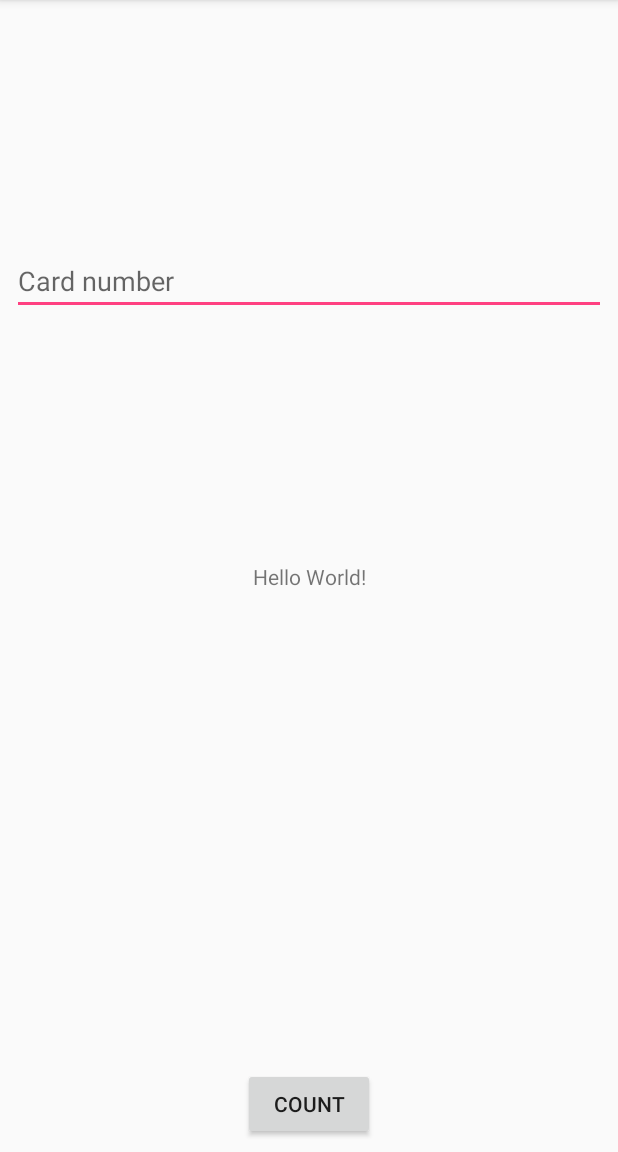
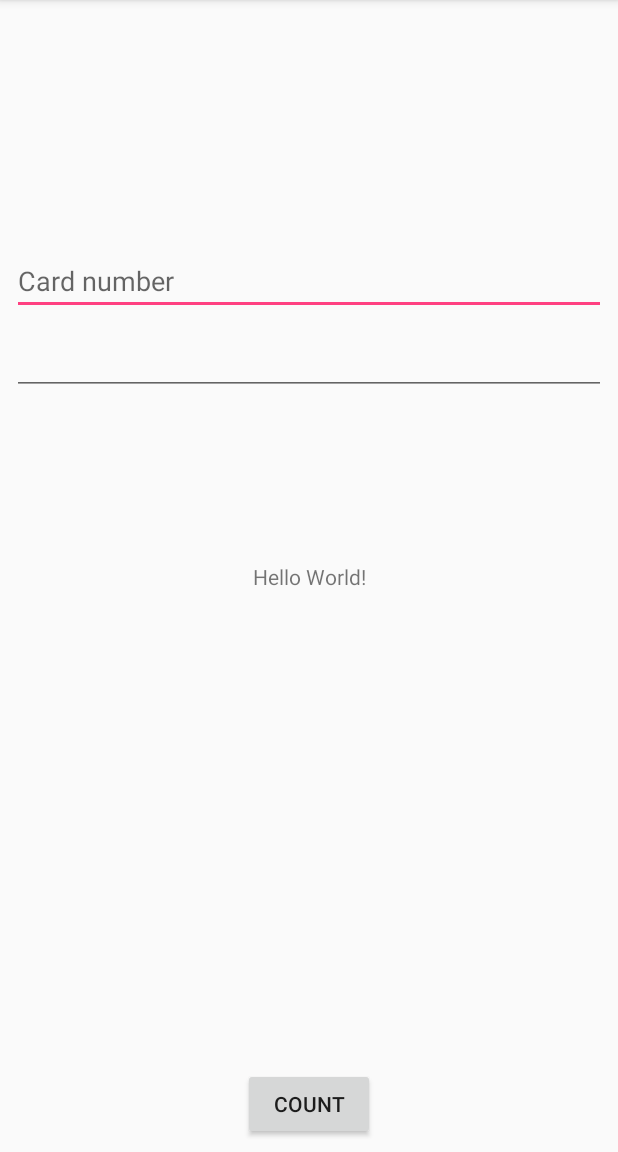
Before and after one commit to ratanoff/BindView, an Android app: the screen it shows after launch (MainActivity), on a phone screen of 412 x 824 dp, the part 84-1236 px from its top. Run offline under Robolectric (Android 15) with nearby library versions, the phone set to English and light mode, and no system bars; 4 statements that could not run were skipped.

```diff
--- a/app/src/main/java/ru/ratanov/bindview/MainActivity.java
+++ b/app/src/main/java/ru/ratanov/bindview/MainActivity.java
@@ -22,6 +22,10 @@ public class MainActivity extends AppCompatActivity {
     @BindView(R.id.card_input)
     EditText cardInput;
 
+    @CardNumber
+    @BindView(R.id.fake_input)
+    EditText editText;
+
     @Counter
     @BindView(R.id.test_textView)
     TextView textView;
@@ -30,14 +34,12 @@ public class MainActivity extends AppCompatActivity {
     @MyButton
     Button countButton;
 
-    Validator validator;
+    Validator validator = new Validator();
 
     @Override
     protected void onCreate(Bundle savedInstanceState) {
         super.onCreate(savedInstanceState);
         setContentView(R.layout.activity_main);
-
-        validator = new Validator();
         validator.init(this);
 
         textView.setText("BindView is working!");
@@ -49,7 +51,6 @@ public class MainActivity extends AppCompatActivity {
                 count(view);
             }
         });
-
     }
 
 
--- a/app/src/main/java/ru/ratanov/bindview/validator/Validator.kt
+++ b/app/src/main/java/ru/ratanov/bindview/validator/Validator.kt
@@ -4,15 +4,28 @@ import android.app.Activity
 import android.widget.EditText
 import ru.pay.bisys.centralkass.entity.provider.mask.MaskWatcher
 import ru.ratanov.bindview.annotation.CardNumber
+import java.lang.reflect.Field
+import java.lang.*
 
 class Validator {
 
     fun init(activity: Activity) {
-            activity.javaClass.declaredFields
+        val fields = activity.javaClass.declaredFields
+        checkSingle(fields)
+        fields
                 .filter { it.isAnnotationPresent(CardNumber::class.java) }
                 .forEach {
                     val input: EditText = it.get(activity) as EditText
                     input.addTextChangedListener(MaskWatcher("000.00.0000"))
                 }
     }
+
+    private fun checkSingle(fields: Array<Field>) {
+        val annotations = fields.map { it.annotations.size }
+
+
+        if (annotations.size != 2) {
+            throw IllegalArgumentException("You can annotate ONLY ONE field with <@CardNumber>")
         }
+    }
+}
--- a/app/src/main/res/layout/activity_main.xml
+++ b/app/src/main/res/layout/activity_main.xml
@@ -47,4 +47,17 @@
         app:layout_constraintStart_toStartOf="parent"
         app:layout_constraintTop_toTopOf="parent" />
 
+    <EditText
+        android:id="@+id/fake_input"
+        android:layout_width="0dp"
+        android:layout_height="wrap_content"
+        android:layout_marginEnd="8dp"
+        android:layout_marginLeft="8dp"
+        android:layout_marginRight="8dp"
+        android:layout_marginStart="8dp"
+        android:layout_marginTop="8dp"
+        app:layout_constraintEnd_toEndOf="parent"
+        app:layout_constraintStart_toStartOf="parent"
+        app:layout_constraintTop_toBottomOf="@+id/card_input" />
+
 </android.support.constraint.ConstraintLayout>
```
Lines whose indentation alone changed are shown as unchanged.
